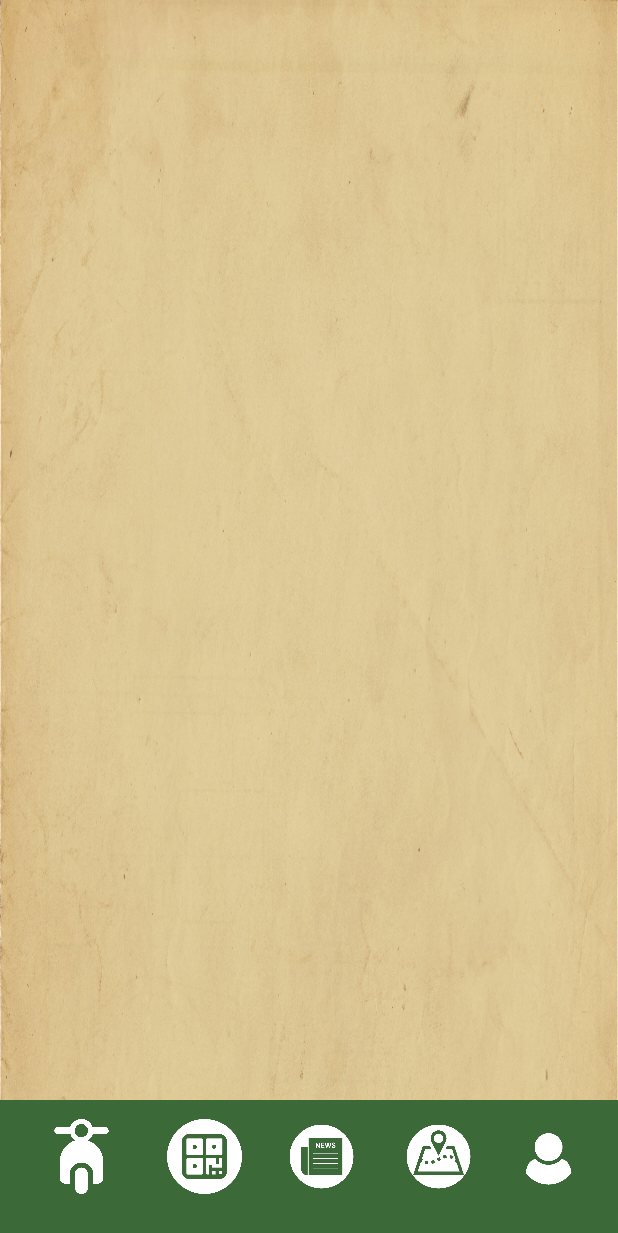
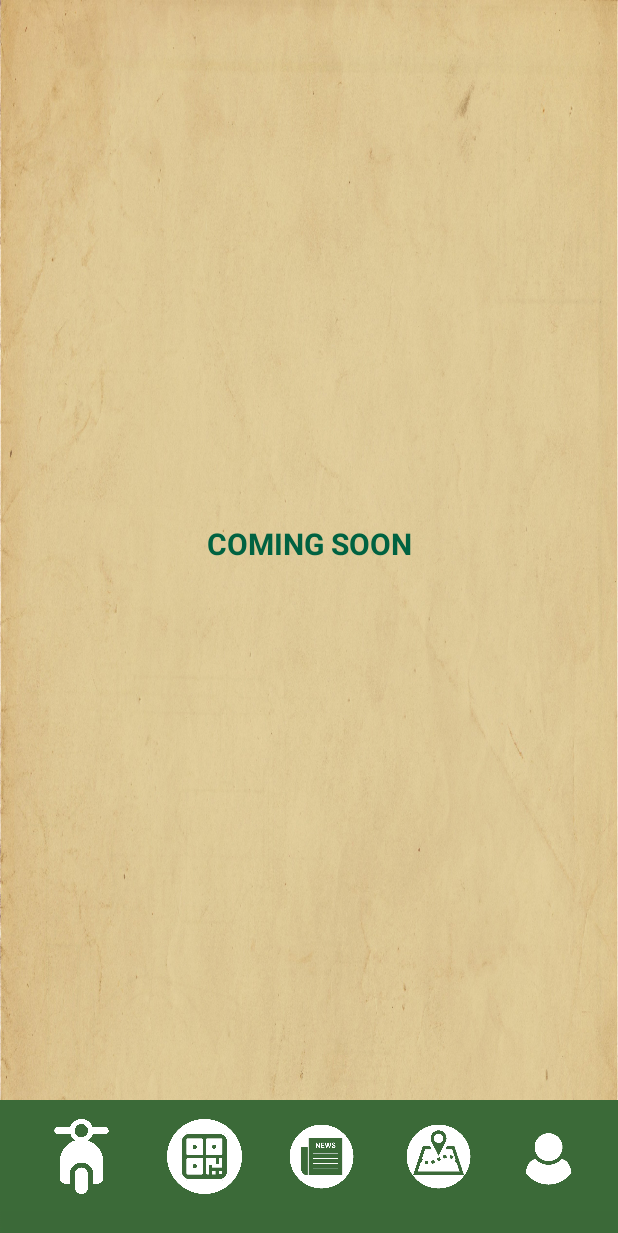
Before and after one commit to khuongvo2305/Group64App, an Android app: the Map_Activity screen opened directly, with no data from a screen before it, on a phone screen of 412 x 824 dp. Shown: the top 1233 px of the screen. Run offline under Robolectric (Android 15) with nearby library versions, the phone set to English and light mode, and no system bars.

Commit message:
change background

```diff
--- a/app/src/main/res/layout/activity_dieu_khoan_sudung.xml
+++ b/app/src/main/res/layout/activity_dieu_khoan_sudung.xml
@@ -4,7 +4,7 @@
     xmlns:tools="http://schemas.android.com/tools"
     android:layout_width="match_parent"
     android:layout_height="match_parent"
-    android:background="@drawable/background"
+    android:background="@drawable/backgroud"
     tools:context=".MainActivity">
 
     <ImageView
--- a/app/src/main/res/layout/activity_lich_su_giao_dich.xml
+++ b/app/src/main/res/layout/activity_lich_su_giao_dich.xml
@@ -4,7 +4,7 @@
     xmlns:tools="http://schemas.android.com/tools"
     android:layout_width="match_parent"
     android:layout_height="match_parent"
-    android:background="@drawable/background"
+    android:background="@drawable/backgroud"
     tools:context=".MainActivity">
 
     <ImageView
--- a/app/src/main/res/layout/activity_lichsuchitiet.xml
+++ b/app/src/main/res/layout/activity_lichsuchitiet.xml
@@ -4,7 +4,7 @@
     xmlns:tools="http://schemas.android.com/tools"
     android:layout_width="match_parent"
     android:layout_height="match_parent"
-    android:background="@drawable/background"
+    android:background="@drawable/backgroud"
     tools:context=".MainActivity">
 
 
--- a/app/src/main/res/layout/activity_map.xml
+++ b/app/src/main/res/layout/activity_map.xml
@@ -6,6 +6,19 @@
     android:layout_height="match_parent"
     android:background="@drawable/background"
     tools:context=".Map_Activity">
+
+    <TextView
+        android:id="@+id/textView2"
+        android:layout_width="wrap_content"
+        android:layout_height="wrap_content"
+        android:text="COMING SOON"
+        android:textColor="#006241"
+        android:textSize="20dp"
+        android:textStyle="bold"
+        app:layout_constraintBottom_toTopOf="@+id/imageView2"
+        app:layout_constraintEnd_toEndOf="parent"
+        app:layout_constraintStart_toStartOf="parent"
+        app:layout_constraintTop_toTopOf="parent" />
 
     <ImageView
         android:id="@+id/imageView2"
--- a/app/src/main/res/layout/activity_thay_doi_thongtin.xml
+++ b/app/src/main/res/layout/activity_thay_doi_thongtin.xml
@@ -4,7 +4,7 @@
     xmlns:tools="http://schemas.android.com/tools"
     android:layout_width="match_parent"
     android:layout_height="match_parent"
-    android:background="@drawable/background"
+    android:background="@drawable/backgroud"
     tools:context=".MainActivity">
 
     <TextView
--- a/app/src/main/res/layout/dialog_menu.xml
+++ b/app/src/main/res/layout/dialog_menu.xml
@@ -4,7 +4,7 @@
     xmlns:tools="http://schemas.android.com/tools"
     android:layout_width="match_parent"
     android:layout_height="match_parent"
-    android:background="@drawable/background"
+    android:background="@drawable/backgroud"
     tools:context=".MainActivity">
 
 
--- a/app/src/main/res/layout/dong_menu.xml
+++ b/app/src/main/res/layout/dong_menu.xml
@@ -4,7 +4,7 @@
     xmlns:tools="http://schemas.android.com/tools"
     android:layout_width="200dp"
     android:layout_height="300dp"
-    android:background="@drawable/background"
+    android:background="@drawable/backgroud"
     tools:context=".MainActivity">
 
 
--- a/app/src/main/res/layout/dongvieworder.xml
+++ b/app/src/main/res/layout/dongvieworder.xml
@@ -4,7 +4,7 @@
     xmlns:tools="http://schemas.android.com/tools"
     android:layout_width="match_parent"
     android:layout_height="90dp"
-    android:background="@drawable/background"
+    android:background="@drawable/backgroud"
     tools:context=".MainActivity">
 
 
--- a/app/src/main/res/layout/login.xml
+++ b/app/src/main/res/layout/login.xml
@@ -4,7 +4,7 @@
     xmlns:tools="http://schemas.android.com/tools"
     android:layout_width="match_parent"
     android:layout_height="match_parent"
-    android:background="@drawable/background"
+    android:background="@drawable/backgroud"
     tools:context=".MainActivity">
 
     <TextView
```
